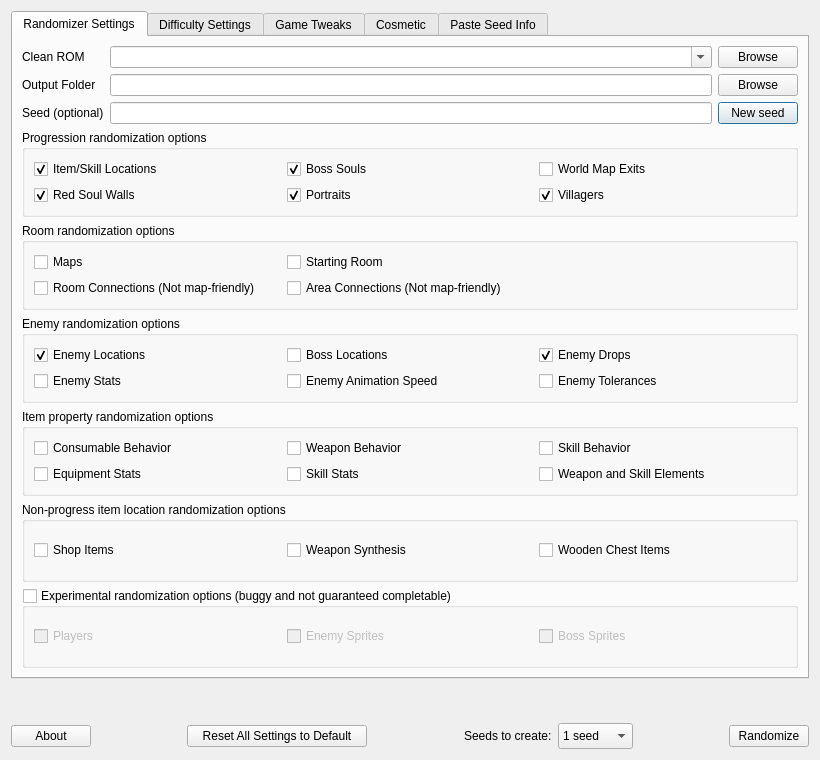
Qt form randomizer.ui (LagoLunatic/dsvrandom) before a commit.
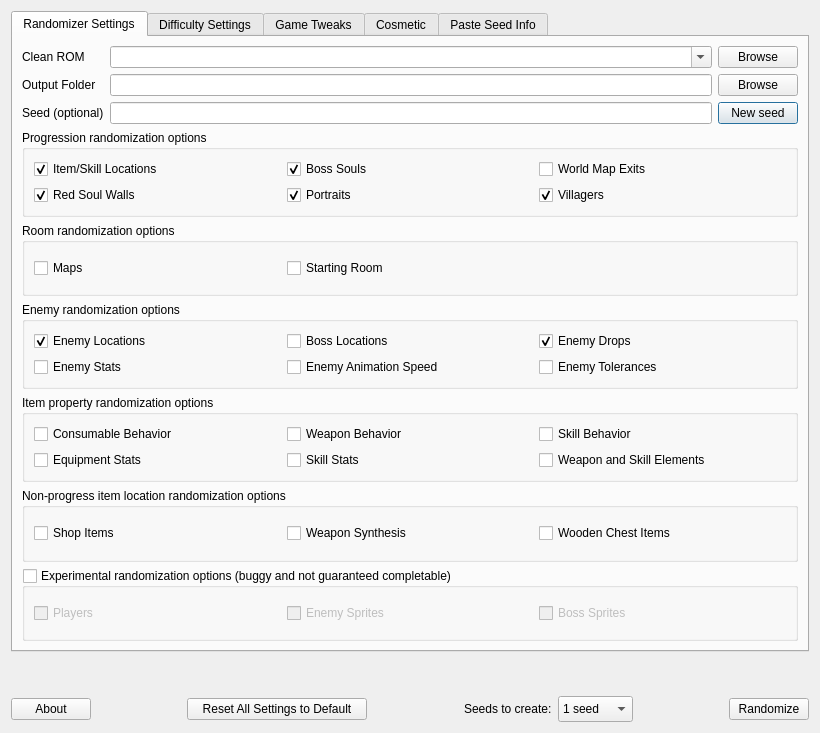
The same form after that commit. Icons and pictures are not drawn.

Commit message:
Remove Room and Area Connections rando options
There's no reason to use these now that the map randomizer exists, as they're just a more confusing version of the map randomizer.

Patch:
```diff
--- a/randomizer.ui
+++ b/randomizer.ui
@@ -7,7 +7,7 @@
     <x>0</x>
     <y>0</y>
     <width>820</width>
-    <height>760</height>
+    <height>733</height>
    </rect>
   </property>
   <property name="windowTitle">
@@ -165,6 +165,9 @@
           <string>Room randomization options</string>
          </property>
          <layout class="QGridLayout" name="gridLayout_9">
+          <item row="0" column="2">
+           <widget class="QWidget" name="widget" native="true"/>
+          </item>
           <item row="0" column="0">
            <widget class="QCheckBox" name="randomize_rooms_map_friendly">
             <property name="text">
@@ -179,23 +182,6 @@
             </property>
            </widget>
           </item>
-          <item row="1" column="1">
-           <widget class="QCheckBox" name="randomize_area_connections">
-            <property name="text">
-             <string>Area Connections (Not map-friendly)</string>
-            </property>
-           </widget>
-          </item>
-          <item row="1" column="0">
-           <widget class="QCheckBox" name="randomize_room_connections">
-            <property name="text">
-             <string>Room Connections (Not map-friendly)</string>
-            </property>
-           </widget>
-          </item>
-          <item row="0" column="2">
-           <widget class="QWidget" name="widget" native="true"/>
-          </item>
          </layout>
         </widget>
        </item>
@@ -449,7 +435,7 @@
             <x>0</x>
             <y>0</y>
             <width>770</width>
-            <height>518</height>
+            <height>491</height>
            </rect>
           </property>
           <layout class="QFormLayout" name="formLayout_5">
```
Left out of the diff: 2 changed lines with no effect on the pictures. The commit also changes 2 other files.
